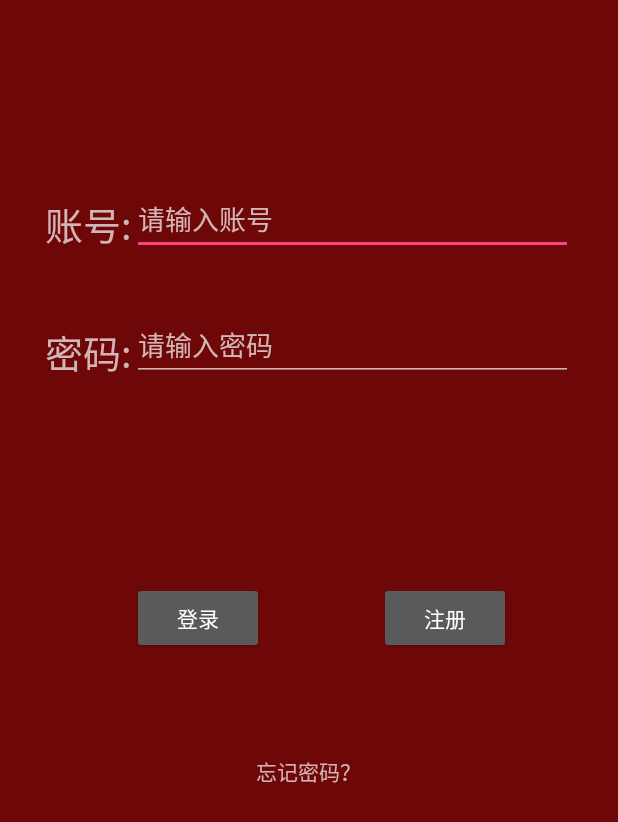
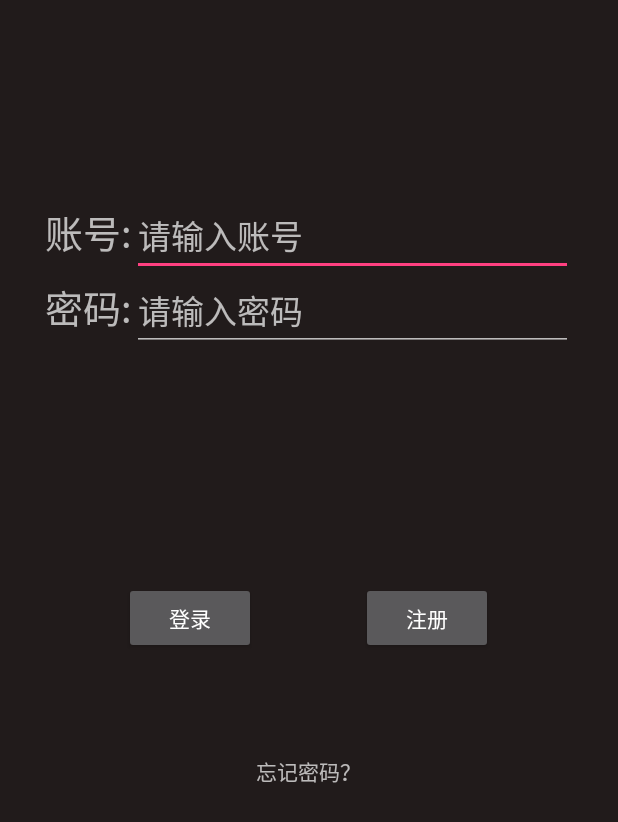
Before and after one commit to ChengPengLi/farmwork, an Android app: the screen it shows after launch (Login), after a tap on "登录", on a phone screen of 412 x 824 dp. Shown: the top 822 px of the screen. Run offline under Robolectric (Android 15) with nearby library versions, the phone set to English and light mode, and no system bars.

```diff
--- a/farmwork/app/src/main/java/com/ky3h/farmwork/Login.java
+++ b/farmwork/app/src/main/java/com/ky3h/farmwork/Login.java
@@ -4,14 +4,17 @@ import android.content.Intent;
 import android.os.Handler;
 import android.os.Message;
 import android.view.View;
+import android.view.WindowManager;
 import android.widget.Button;
 import android.widget.EditText;
 import android.widget.TextView;
 import android.widget.Toast;
 
+import com.ky3h.farmwork.application.Application;
 import com.ky3h.farmwork.base.BaseActivity;
 import com.ky3h.farmwork.netrequest.UserManager;
 import com.ky3h.farmwork.utils.NoHttpUtil;
+import com.ky3h.farmwork.utils.SharedUtils;
 import com.yolanda.nohttp.rest.RequestQueue;
 
 /**
@@ -31,6 +34,16 @@ public class Login extends BaseActivity {
     public void touchListener(View v) {
         switch (v.getId()) {
             case R.id.btn_login:
+                if (account.getText().toString().length() < 11) {
+                    Toast.makeText(Login.this, "手机号格式错误，请正确输入您的手机号码",
+                            Toast.LENGTH_SHORT).show();
+                    return;
+                }
+                if (password.getText().toString().length() < 6) {
+                    Toast.makeText(Login.this, "请输入6-20位字符，可使用字母，数字或字符组合！",
+                            Toast.LENGTH_SHORT).show();
+                    return;
+                }
                 accountNumber = account.getText().toString();
                 passWordNumber = password.getText().toString();
                 requestQueue = NoHttpUtil.getRequestQueue();
@@ -50,6 +63,7 @@ public class Login extends BaseActivity {
 
     @Override
     public void setContentView() {
+        getWindow().setFlags(WindowManager.LayoutParams.FLAG_FULLSCREEN, WindowManager.LayoutParams.FLAG_FULLSCREEN);
         setContentView(R.layout.login);
     }
 
@@ -72,7 +86,7 @@ public class Login extends BaseActivity {
 
     }
 
-    private Handler handler = new Handler() {
+    private final Handler handler = new Handler() {
         @Override
         public void handleMessage(Message msg) {
             super.handleMessage(msg);
@@ -84,12 +98,22 @@ public class Login extends BaseActivity {
                 case UserManager.LOGIN_FAIL:
                     dismissLoadingDialog();
                     showShortToast("抱歉，登录失败，请重试");
+
                     break;
                 case UserManager.LOGIN_SUCCESS:
                     if (msg.arg1 == 100) {
                         dismissLoadingDialog();
+                        Toast.makeText(Login.this, "登录成功", Toast.LENGTH_SHORT).show();
+                        SharedUtils.putString("username", accountNumber, Login.this);
+                        SharedUtils.putString("username", passWordNumber, Login.this);
+                        Intent intent = new Intent(Login.this, MainActivity.class);
+                        startActivity(intent);
+                        finish();
+                    } else {
+                        Toast.makeText(Login.this, msg.obj.toString(),
+                                Toast.LENGTH_SHORT).show();
                     }
-                    Toast.makeText(Login.this, "登录成功", Toast.LENGTH_SHORT).show();
+
                     break;
 
             }
--- a/farmwork/app/src/main/java/com/ky3h/farmwork/netrequest/UserManager.java
+++ b/farmwork/app/src/main/java/com/ky3h/farmwork/netrequest/UserManager.java
@@ -31,10 +31,13 @@ public class UserManager {
     public static final int LOGIN_FAIL = 0;
     public static final int LOGIN_SUCCESS = 1;
     public static final int LOGIN_NETWORK_ERROR = 2;
-    private User loginedUser;
+    private static User loginedUser;
 
     public UserManager(Handler handler) {
         this.handler = handler;
+    }
+    public static User getLoginedUser() {
+        return loginedUser;
     }
 
     public void LoginFromNohttp(final String username, String password, RequestQueue requestQueue) {
@@ -58,7 +61,7 @@ public class UserManager {
             public void onSucceed(int what, Response<String> response) {
                 if (what == NOHTTP_WHAT_LOGIN) {
                     String result = response.get();
-
+                    Log.i("111", result);
                     JSONObject jo = getReturnJSONObject(result);
 
                     if (jo != null) {
@@ -126,9 +129,13 @@ public class UserManager {
                             message.arg1 = status;
                             message.obj = data;
                             handler.sendMessage(message);
+
                         } catch (JSONException e) {
                             e.printStackTrace();
                         }
+                    } else {
+
+                        handler.obtainMessage(LOGIN_FAIL).sendToTarget();
                     }
 
                 }
--- a/farmwork/app/src/main/res/layout/activity_main.xml
+++ b/farmwork/app/src/main/res/layout/activity_main.xml
@@ -6,14 +6,15 @@
     android:layout_width="match_parent"
     android:layout_height="match_parent"
     android:background="#081fa1"
+    android:clipToPadding="true"
     android:fitsSystemWindows="true"
-    android:clipToPadding="true"
-      tools:context="com.ky3h.farmwork.MainActivity">
+    tools:context="com.ky3h.farmwork.MainActivity">
 
 
     <include layout="@layout/includvview" />
 
     <android.support.design.widget.NavigationView
+        android:background="#89a8ab"
         android:id="@+id/nav_view"
         android:layout_width="wrap_content"
         android:layout_height="match_parent"
--- a/farmwork/app/src/main/res/layout/login.xml
+++ b/farmwork/app/src/main/res/layout/login.xml
@@ -2,50 +2,54 @@
 <RelativeLayout xmlns:android="http://schemas.android.com/apk/res/android"
     android:layout_width="match_parent"
     android:layout_height="match_parent"
-    android:background="#6e0808"
+    android:background="#211b1b"
     android:orientation="vertical"
     android:padding="30dp">
+
+    <LinearLayout
+        android:layout_width="match_parent"
+        android:layout_height="wrap_content"
+        android:layout_marginTop="100dp"
+        android:orientation="horizontal">
 
         <TextView
             android:id="@+id/text_account"
             android:layout_width="wrap_content"
             android:layout_height="wrap_content"
-
-        android:layout_marginTop="100dp"
             android:text="账号:"
-        android:textSize="25dp" />
+            android:textSize="25sp" />
 
         <EditText
             android:id="@+id/edit_account"
             android:layout_width="match_parent"
             android:layout_height="wrap_content"
-        android:layout_alignParentEnd="true"
-        android:layout_alignParentTop="true"
-        android:layout_alignStart="@+id/edit_pass"
-        android:layout_marginTop="92dp"
             android:hint="请输入账号"
-        />
+            android:textSize="22sp" />
+    </LinearLayout>
+
+    <LinearLayout
+        android:layout_width="match_parent"
+        android:layout_height="wrap_content"
+        android:layout_marginTop="150dp"
+        android:orientation="horizontal">
 
         <TextView
             android:id="@+id/text_pass"
             android:layout_width="wrap_content"
             android:layout_height="wrap_content"
-        android:layout_alignBottom="@+id/edit_pass"
-        android:layout_alignParentStart="true"
             android:text="密码:"
-        android:textSize="25dp"
-        />
+            android:textSize="25sp" />
 
         <EditText
             android:id="@+id/edit_pass"
             android:layout_width="match_parent"
             android:layout_height="wrap_content"
-        android:layout_alignParentEnd="true"
-        android:layout_below="@+id/edit_account"
-        android:layout_marginTop="36dp"
-        android:layout_toEndOf="@+id/text_pass"
             android:hint="请输入密码"
-        android:inputType="textPassword"/>
+            android:inputType="textPassword"
+            android:textSize="22sp" />
+
+
+    </LinearLayout>
 
     <Button
         android:id="@+id/btn_login"
@@ -53,24 +57,23 @@
         android:layout_height="wrap_content"
         android:text="登录"
         android:layout_alignTop="@+id/btn_reg"
-        android:layout_toEndOf="@+id/text_pass" />
+        android:layout_toStartOf="@+id/foget_pass" />
 
     <Button
         android:id="@+id/btn_reg"
         android:layout_width="wrap_content"
         android:layout_height="wrap_content"
         android:text="注册"
-        android:layout_marginEnd="41dp"
         android:layout_centerVertical="true"
-        android:layout_alignEnd="@+id/edit_pass" />
+        android:layout_toEndOf="@+id/foget_pass" />
 
     <TextView
         android:id="@+id/foget_pass"
         android:layout_width="wrap_content"
         android:layout_height="wrap_content"
+        android:layout_below="@+id/btn_login"
+        android:layout_centerHorizontal="true"
         android:layout_marginTop="67dp"
-        android:text="忘记密码？"
-        android:layout_below="@+id/btn_login"
-        android:layout_centerHorizontal="true" />
+        android:text="忘记密码？" />
 
 </RelativeLayout>
```
Also changed, not shown: farmwork/app/src/main/AndroidManifest.xml (+5 -16 lines), farmwork/app/src/main/java/com/ky3h/farmwork/MainActivity.java (+50 -1 lines), farmwork/app/src/main/res/layout/nav_header.xml (+15 -4 lines), farmwork/app/src/main/res/menu/drawer_view.xml (+1 -13 lines), 95 other files. Lines whose indentation alone changed are shown as unchanged.
